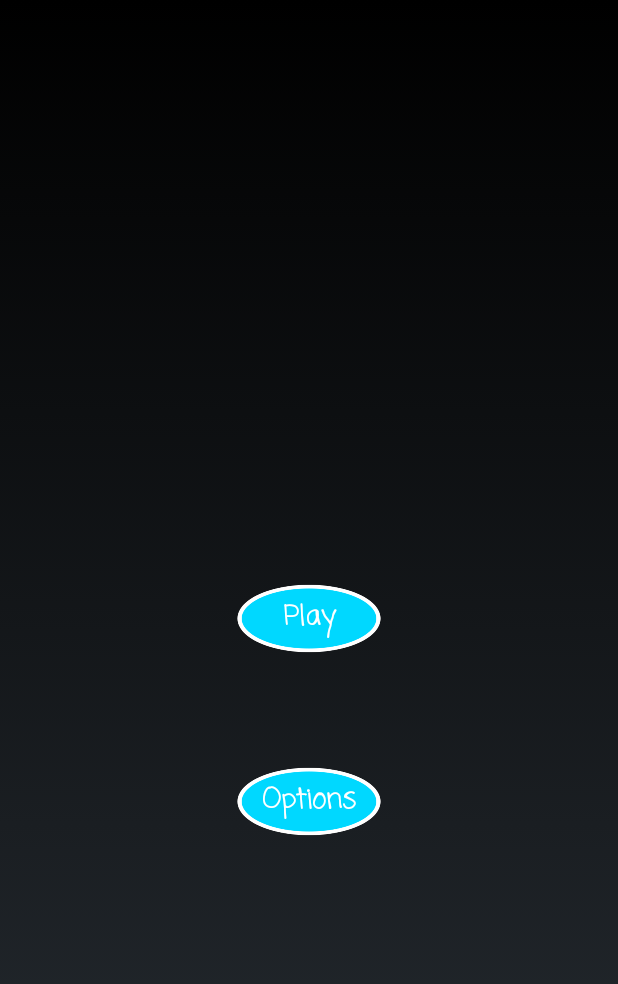
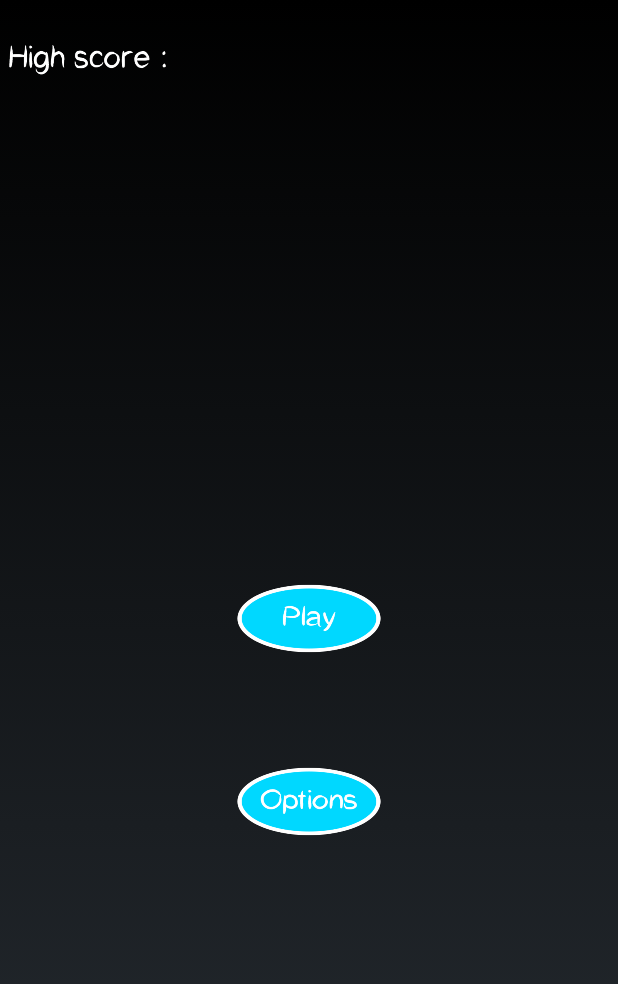
Before and after one commit to HenrygShen/SwimmyFishy, an Android app: the layout content_main.xml on its own in the app's theme, with its tools: preview values and no code run, on a phone screen of 412 x 824 dp. Shown: the top 984 px of the screen. Run offline under Robolectric (Android 15) with nearby library versions, the phone set to English and light mode, and no system bars.

Commit message:
Replaced button text with images, to keep font consistent across all android phones

```diff
--- a/SwimmyFishy/SwimmyFishy/app/src/main/java/com/henryandlincoln/swimmyfishy/MainActivity.java
+++ b/SwimmyFishy/SwimmyFishy/app/src/main/java/com/henryandlincoln/swimmyfishy/MainActivity.java
@@ -73,7 +73,7 @@ public class MainActivity extends Activity {
         bgmVolume = settings.getInt("bgmVolume",0);
         highScore = settings.getString("highScore","N/A");
         TextView tv = (TextView) findViewById(R.id.high_score);
-        tv.setText("High Score : "  + highScore);
+        tv.setText(highScore);
     }
 
     private void configurePlayButton(){
--- a/SwimmyFishy/SwimmyFishy/app/src/main/res/layout/content_main.xml
+++ b/SwimmyFishy/SwimmyFishy/app/src/main/res/layout/content_main.xml
@@ -9,22 +9,23 @@
 
     <TextView
         android:id="@+id/high_score"
-        android:layout_width="193dp"
-        android:layout_height="43dp"
+        android:layout_width="149dp"
+        android:layout_height="69dp"
         android:layout_marginBottom="8dp"
         android:layout_marginEnd="8dp"
         android:layout_marginStart="8dp"
         android:layout_marginTop="8dp"
         android:fontFamily="casual"
         android:textColor="@android:color/background_light"
+        android:textSize="15sp"
         android:textStyle="bold"
         android:typeface="normal"
         app:layout_constraintBottom_toBottomOf="parent"
         app:layout_constraintEnd_toEndOf="parent"
-        app:layout_constraintHorizontal_bias="0.0"
+        app:layout_constraintHorizontal_bias="0.589"
         app:layout_constraintStart_toStartOf="parent"
         app:layout_constraintTop_toTopOf="parent"
-        app:layout_constraintVertical_bias="0.0" />
+        app:layout_constraintVertical_bias="0.029" />
 
     <Button
         android:id="@+id/play"
@@ -34,12 +35,10 @@
         android:layout_marginEnd="8dp"
         android:layout_marginStart="8dp"
         android:layout_marginTop="8dp"
-        android:background="@drawable/button_ellipse2"
+        android:background="@drawable/play_button"
         android:fontFamily="casual"
-        android:text="Play"
         android:textAllCaps="false"
         android:textColor="@android:color/background_light"
-        android:textStyle="bold"
         android:typeface="normal"
         app:layout_constraintBottom_toBottomOf="parent"
         app:layout_constraintEnd_toEndOf="parent"
@@ -54,9 +53,8 @@
         android:layout_marginEnd="8dp"
         android:layout_marginStart="8dp"
         android:layout_marginTop="8dp"
-        android:background="@drawable/button_ellipse2"
+        android:background="@drawable/options_button"
         android:fontFamily="casual"
-        android:text="Options"
         android:textAllCaps="false"
         android:textColor="@android:color/background_light"
         android:textStyle="bold"
@@ -67,4 +65,19 @@
         app:layout_constraintTop_toTopOf="parent"
         app:layout_constraintVertical_bias="0.661" />
 
+    <ImageView
+        android:id="@+id/imageView"
+        android:layout_width="123dp"
+        android:layout_height="83dp"
+        android:layout_marginBottom="8dp"
+        android:layout_marginEnd="8dp"
+        android:layout_marginTop="8dp"
+        android:src="@drawable/high_score"
+        app:layout_constraintBottom_toBottomOf="parent"
+        app:layout_constraintEnd_toEndOf="parent"
+        app:layout_constraintHorizontal_bias="0.0"
+        app:layout_constraintStart_toStartOf="parent"
+        app:layout_constraintTop_toTopOf="parent"
+        app:layout_constraintVertical_bias="0.0" />
+
 </android.support.constraint.ConstraintLayout>
```
Also changed, not shown: SwimmyFishy/SwimmyFishy/app/src/main/res/layout/options_window.xml (+10 -11 lines), SwimmyFishy/SwimmyFishy/app/src/main/res/drawable/back_to_menu_button.png (added), SwimmyFishy/SwimmyFishy/app/src/main/res/drawable/button.png (deleted), SwimmyFishy/SwimmyFishy/app/src/main/res/drawable/button2.png (added), SwimmyFishy/SwimmyFishy/app/src/main/res/drawable/button_ellipse.png (deleted), SwimmyFishy/SwimmyFishy/app/src/main/res/drawable/high_score.png (added), SwimmyFishy/SwimmyFishy/app/src/main/res/drawable/menubuttons.png (deleted), SwimmyFishy/SwimmyFishy/app/src/main/res/drawable/options_button.png (added), SwimmyFishy/SwimmyFishy/app/src/main/res/drawable/play_button.png (added), 1 other file.
